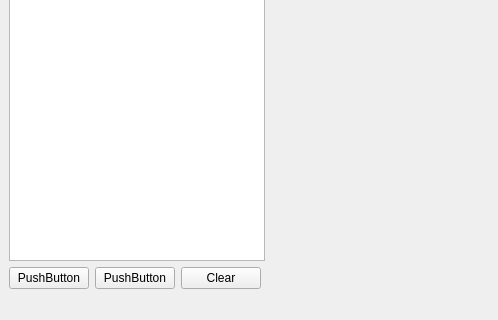
The window that mainwindow.ui (br-je/2025_group_8) describes before a commit, drawn with Qt 5; both pictures show x 0 to 498 and y 280 to 600 of the 800 by 600 pixel window.
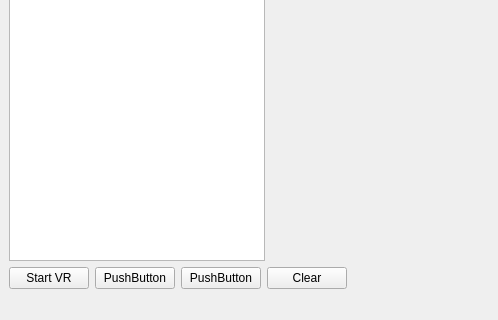
The same window after the commit. Icons and pictures are not drawn. Custom widgets are drawn as their Qt base class.

Commit message: Added seperate VR render thread and VR button

```diff
--- a/mainwindow.ui
+++ b/mainwindow.ui
@@ -27,6 +27,13 @@
     </item>
     <item>
      <layout class="QHBoxLayout" name="horizontalLayout_2">
+      <item>
+       <widget class="QPushButton" name="StartVRButton">
+        <property name="text">
+         <string>Start VR</string>
+        </property>
+       </widget>
+      </item>
       <item>
        <widget class="QPushButton" name="pushButton">
         <property name="text">
```
Left out of the diff: 2 changed lines with no effect on the pictures. The commit also changes 5 other files.
